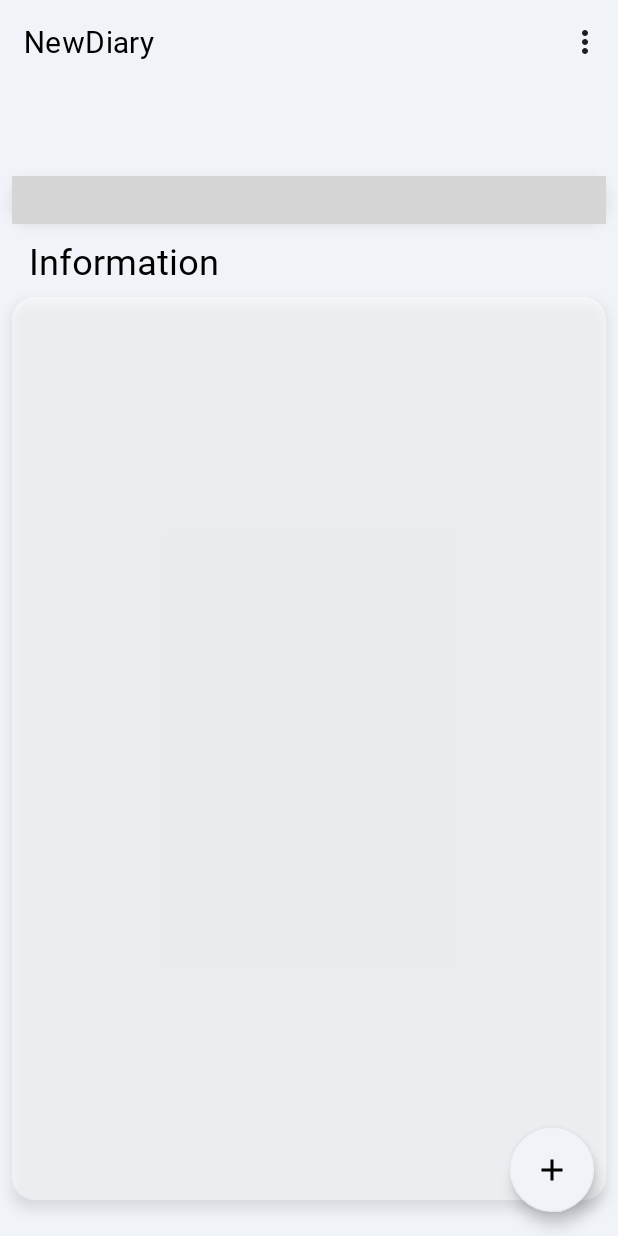
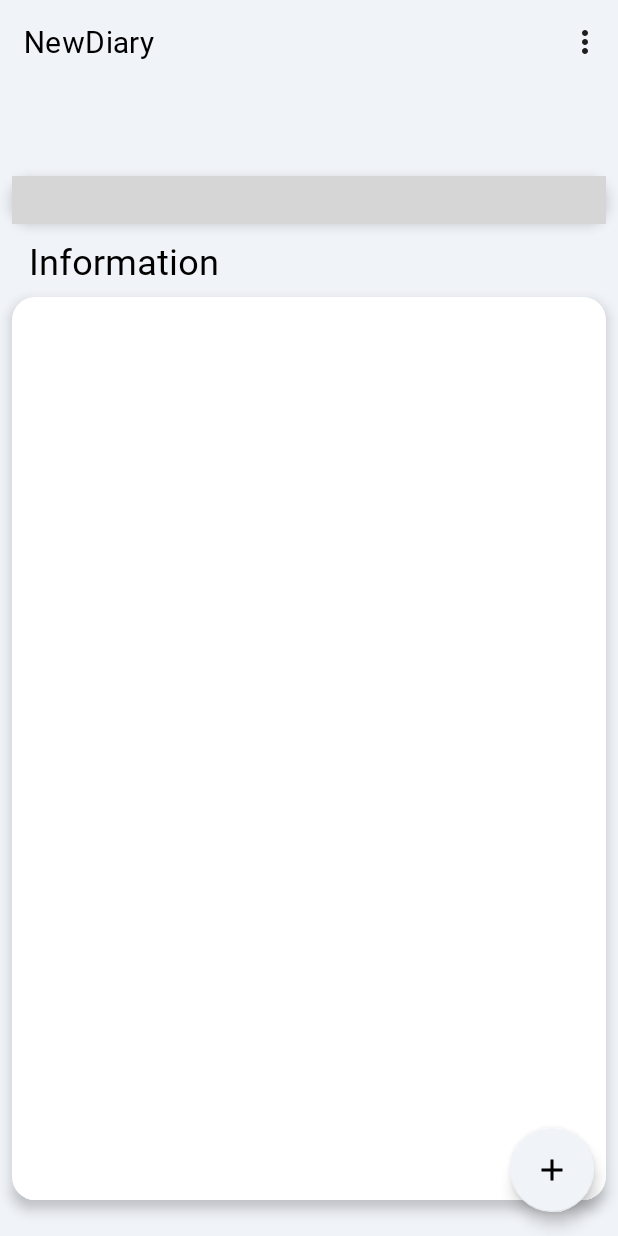
Before and after one commit to JMF999/Android-NewDiary, an Android app: the screen it shows after launch (MainActivity), on a phone screen of 412 x 824 dp. Run offline under Robolectric (Android 15) with nearby library versions, the phone set to English and light mode, and no system bars; libraries missing offline, so code that uses them is left out: com.haibin.calendarview; plain views replace CalendarView; 10 statements that could not run were skipped; grey boxes are pictures that could not be loaded.

Commit message:
1.main主界面xml根布局改为约束布局，为了实现动态背景但未实现。 2.添加了警告新背景，当本月记录数超过指定值时，显示警告背景。 3.在数据中添加了数据记录数警告阈值。 4.优化自适应背景和控件的透明度，更好看了。 6.标题栏添加警告图标。

```diff
--- a/app/src/main/AndroidManifest.xml
+++ b/app/src/main/AndroidManifest.xml
@@ -11,8 +11,8 @@
         android:dataExtractionRules="@xml/data_extraction_rules"
         android:fullBackupContent="@xml/backup_rules"
         android:icon="@drawable/calendar"
+        android:roundIcon="@drawable/calendar"
         android:label="@string/app_name"
-        android:roundIcon="@drawable/calendar"
         android:supportsRtl="true"
         android:theme="@style/Theme.NewDiary"
         tools:targetApi="31"
--- a/app/src/main/java/com/example/newdiary/DataRepository.kt
+++ b/app/src/main/java/com/example/newdiary/DataRepository.kt
@@ -19,6 +19,7 @@ import java.time.ZoneId
 // todo 1.改成单例模式 2.删除仓库类中所有Toast，现在所有Toast由仓库类完成，交给Activity处理
 class DataRepository(private val context: Context) {
     var calendarMap = mutableMapOf<String, Calendar>()
+    val warnNumbar = 4
 
     // 安卓11无法访问根目录，没权限
     // 外部储存路径  /storage/emulated/0/Diary
--- a/app/src/main/java/com/example/newdiary/MainActivity.kt
+++ b/app/src/main/java/com/example/newdiary/MainActivity.kt
@@ -3,6 +3,7 @@ package com.example.newdiary
 import android.annotation.SuppressLint
 import android.app.Activity
 import android.content.pm.PackageManager
+import android.content.res.Configuration
 import android.os.Bundle
 import android.util.Log
 import android.view.*
@@ -30,7 +31,7 @@ class MainActivity : AppCompatActivity() {
 
     override fun onCreate(savedInstanceState: Bundle?) {
         super.onCreate(savedInstanceState)
-        window.setDecorFitsSystemWindows(false) // 沉浸式状态栏相关
+        window.setDecorFitsSystemWindows(false) // 沉浸式状态栏相关。通知视窗，我们（应用）会处理任何系统视窗（而不是 decor）
         binding = ActivityMainBinding.inflate(layoutInflater)
         setContentView(binding.root)
 
@@ -46,15 +47,26 @@ class MainActivity : AppCompatActivity() {
         binding.calendarView.setSchemeDate(viewModel.liveDataMap.value)
         // 在数据变化时触发该回调函数,同时会初始化界面文本
         viewModel.liveDataMap.observe(this) {
+            // 更新当月总计次数
             nowMonthCount = viewModel.monthCount(
                 binding.calendarView.selectedCalendar.year,
                 binding.calendarView.selectedCalendar.month
             )
+
+            if (nowMonthCount > viewModel.warnNumber) {
+                viewModel.switchBackground.value = 5
+            }    // 判断是否更换背景
+            invalidateOptionsMenu()     // 刷新标题栏
+
+            // 更新界面文字信息
             upTextMap(it)
             upTextInformation()
             upTitleDate()
+
+            // 重新为日历view设置数据列表
             binding.calendarView.setSchemeDate(it)
-            binding.calendarView.update()
+            binding.calendarView.update()   // 更新日历显示
+
             Log.d(TAG, "onCreate: 数据变化！$it")
         }
 
@@ -71,6 +83,19 @@ class MainActivity : AppCompatActivity() {
                     AppCompatResources.getDrawable(this, R.drawable.background3)
                 4 -> binding.mainRoot.background =
                     AppCompatResources.getDrawable(this, R.drawable.background4)
+                5 -> binding.mainRoot.background =
+                    AppCompatResources.getDrawable(this, R.drawable.background_red)
+            }
+            if (it > 0) {
+                binding.calendarView.background =
+                    AppCompatResources.getDrawable(this, R.drawable.main_information_background_alp)
+                binding.scrollView2.background =
+                    AppCompatResources.getDrawable(this, R.drawable.main_information_background_alp)
+            } else {
+                binding.calendarView.background =
+                    AppCompatResources.getDrawable(this, R.drawable.main_information_background)
+                binding.scrollView2.background =
+                    AppCompatResources.getDrawable(this, R.drawable.main_information_background)
             }
         }
 
@@ -153,6 +178,55 @@ class MainActivity : AppCompatActivity() {
         }
     }
 
+    // 切换主题
+    private fun switchBackground() {
+        when (viewModel.switchBackground.value) {
+            0 -> viewModel.switchBackground.value = 1
+            1 -> viewModel.switchBackground.value = 2
+            2 -> viewModel.switchBackground.value = 3
+            3 -> viewModel.switchBackground.value = 4
+            4 -> viewModel.switchBackground.value = 0
+            5 -> viewModel.switchBackground.value = 0
+        }
+//        if (nowMonthCount < 5){
+//            when (viewModel.switchBackground.value) {
+//                0 -> viewModel.switchBackground.value = 1
+//                1 -> viewModel.switchBackground.value = 2
+//                2 -> viewModel.switchBackground.value = 3
+//                3 -> viewModel.switchBackground.value = 4
+//                4 -> viewModel.switchBackground.value = 0
+//                5 -> viewModel.switchBackground.value = 0
+//            }
+//        }else{
+//            MyToast.showToast(this,"禁止切换！",true)
+//            viewModel.switchBackground.value = 5
+//        }
+
+    }
+
+    /**
+     * 设置标题栏bar
+     */
+    override fun onCreateOptionsMenu(menu: Menu): Boolean {
+        menuInflater.inflate(R.menu.main_menu, menu)
+        updateMenuIcon()
+        Log.d(TAG, "onCreateOptionsMenu: 重新创建bar")
+        return super.onCreateOptionsMenu(menu)
+//        return true
+
+    }
+
+    // 在需要更新菜单图标的地方调用该方法
+    private fun updateMenuIcon() {
+        Log.d(TAG, "updateMenuIcon: 更改toolbar")
+        // 修改菜单项的图标
+        binding.materialToolbar.menu.findItem(R.id.main_menu_7).isVisible =
+            nowMonthCount > viewModel.warnNumber
+        // 更新菜单显示
+//        setSupportActionBar(binding.materialToolbar)
+//        invalidateOptionsMenu()
+    }
+
     /**
      * 右上角菜单栏监听
      */
@@ -183,28 +257,14 @@ class MainActivity : AppCompatActivity() {
                     viewModel.oldDataToNewData()
                 }.setNegativeButton("取消") { _, _ -> }.show()
             R.id.main_menu_5 -> switchBackground()
+            R.id.main_menu_7 -> AlertDialog.Builder(this@MainActivity)
+                .setTitle("警告！")
+                .setMessage("本月记录次数已经超过阈值！")
+                .setPositiveButton("确认") { _, _ -> }.show()
         }
         return super.onOptionsItemSelected(item)
     }
 
-    // 切换主题
-    private fun switchBackground() {
-        when (viewModel.switchBackground.value) {
-            0 -> viewModel.switchBackground.value = 1
-            1 -> viewModel.switchBackground.value = 2
-            2 -> viewModel.switchBackground.value = 3
-            3 -> viewModel.switchBackground.value = 4
-            4 -> viewModel.switchBackground.value = 0
-        }
-    }
-
-    /**
-     * 设置标题栏bar
-     */
-    override fun onCreateOptionsMenu(menu: Menu): Boolean {
-        menuInflater.inflate(R.menu.main_menu, menu)
-        return super.onCreateOptionsMenu(menu)
-    }
 
     /**
      * 更新标题文字
@@ -374,13 +434,23 @@ class MainActivity : AppCompatActivity() {
         super.onResume()
         val insetsController = window.insetsController
         if (insetsController != null) {
-            insetsController.setSystemBarsAppearance(
-                0,
-                WindowInsetsController.APPEARANCE_LIGHT_STATUS_BARS
-            )
+            // 系统为深色模式
+            if (isDarkModeEnabled()) {
+                insetsController.setSystemBarsAppearance(
+                    0,
+                    WindowInsetsController.APPEARANCE_LIGHT_STATUS_BARS
+                )
+            }
             insetsController.systemBarsBehavior =
                 WindowInsetsController.BEHAVIOR_SHOW_TRANSIENT_BARS_BY_SWIPE
         }
     }
 
+    /**
+     * 判断系统是否为深色模式
+     */
+    private fun isDarkModeEnabled(): Boolean {
+        val currentNightMode = resources.configuration.uiMode and Configuration.UI_MODE_NIGHT_MASK
+        return currentNightMode == Configuration.UI_MODE_NIGHT_YES
+    }
 }
--- a/app/src/main/java/com/example/newdiary/MyViewModel.kt
+++ b/app/src/main/java/com/example/newdiary/MyViewModel.kt
@@ -15,6 +15,8 @@ class MyViewModel(application: Application) : AndroidViewModel(application) {
      * 当前背景图像
      */
     var switchBackground = MutableLiveData(0)
+
+    val warnNumber = dataRepository.warnNumbar
 
     init {
         _liveDataMap.value = dataRepository.calendarMap
--- /dev/null
+++ b/app/src/main/res/drawable/ic_baseline_warning_amber_24.xml
@@ -0,0 +1,7 @@
+<vector android:height="24dp" android:tint="#FF0000"
+    android:viewportHeight="24" android:viewportWidth="24"
+    android:width="24dp" xmlns:android="http://schemas.android.com/apk/res/android">
+    <path android:fillColor="@android:color/white" android:pathData="M12,5.99L19.53,19H4.47L12,5.99M12,2L1,21h22L12,2L12,2z"/>
+    <path android:fillColor="@android:color/white" android:pathData="M13,16l-2,0l0,2l2,0z"/>
+    <path android:fillColor="@android:color/white" android:pathData="M13,10l-2,0l0,5l2,0z"/>
+</vector>
--- /dev/null
+++ b/app/src/main/res/drawable/main_information_background_alp.xml
@@ -0,0 +1,6 @@
+<?xml version="1.0" encoding="utf-8"?>
+<shape xmlns:android="http://schemas.android.com/apk/res/android"
+    android:shape="rectangle">
+    <corners android:radius="15dp" />
+    <solid android:color="@color/main_information_background_alp" />
+</shape>
--- a/app/src/main/res/layout/activity_main.xml
+++ b/app/src/main/res/layout/activity_main.xml
@@ -1,13 +1,13 @@
 <?xml version="1.0" encoding="utf-8"?>
-<LinearLayout xmlns:android="http://schemas.android.com/apk/res/android"
+<androidx.constraintlayout.widget.ConstraintLayout xmlns:android="http://schemas.android.com/apk/res/android"
     xmlns:app="http://schemas.android.com/apk/res-auto"
     xmlns:tools="http://schemas.android.com/tools"
+    android:id="@+id/main_root"
     android:layout_width="match_parent"
     android:layout_height="match_parent"
     android:background="@color/calendar_background"
-    android:orientation="vertical"
-    android:id="@+id/main_root"
-    android:fitsSystemWindows="true">
+    android:fitsSystemWindows="true"
+    android:orientation="vertical">
 
     <com.google.android.material.appbar.MaterialToolbar
         android:id="@+id/materialToolbar"
@@ -16,15 +16,23 @@
         android:background="@color/lucency"
         android:minHeight="?attr/actionBarSize"
         android:theme="?attr/actionBarTheme"
+        app:icon="@color/black"
+        app:layout_constraintEnd_toEndOf="parent"
+        app:layout_constraintStart_toStartOf="parent"
+        app:layout_constraintTop_toTopOf="parent"
+        app:menu="@menu/main_menu"
+        app:subtitleTextColor="@color/calendar_text"
         app:title="@string/app_name"
-        app:menu="@menu/main_menu"
-        app:titleTextColor="@color/calendar_text"
-        app:subtitleTextColor="@color/calendar_text"
-        app:icon="@color/black"/>
+        app:titleTextColor="@color/calendar_text" />
 
     <androidx.constraintlayout.widget.ConstraintLayout
+        android:id="@+id/constraintLayout"
         android:layout_width="match_parent"
-        android:layout_height="match_parent">
+        android:layout_height="0dp"
+        app:layout_constraintBottom_toBottomOf="parent"
+        app:layout_constraintEnd_toEndOf="parent"
+        app:layout_constraintStart_toStartOf="parent"
+        app:layout_constraintTop_toBottomOf="@+id/materialToolbar">
 
         <androidx.constraintlayout.widget.Guideline
             android:id="@+id/guideline3"
@@ -37,7 +45,6 @@
             android:id="@+id/main_tv1"
             android:layout_width="wrap_content"
             android:layout_height="wrap_content"
-            tools:text="1月"
             android:textColor="@color/calendar_text"
             android:textSize="34sp"
             app:layout_constraintBottom_toTopOf="@+id/guideline3"
@@ -45,7 +52,8 @@
             app:layout_constraintHorizontal_bias="0.05"
             app:layout_constraintStart_toStartOf="parent"
             app:layout_constraintTop_toTopOf="parent"
-            app:layout_constraintVertical_bias="0.44" />
+            app:layout_constraintVertical_bias="0.44"
+            tools:text="1月" />
 
         <LinearLayout
             android:id="@+id/linearLayout2"
@@ -62,15 +70,15 @@
                 android:layout_width="wrap_content"
                 android:layout_height="wrap_content"
                 android:layout_marginBottom="5dp"
-                tools:text="初一"
-                android:textColor="@color/calendar_text" />
+                android:textColor="@color/calendar_text"
+                tools:text="初一" />
 
             <TextView
                 android:id="@+id/main_tv3"
                 android:layout_width="wrap_content"
                 android:layout_height="wrap_content"
-                tools:text="2023"
-                android:textColor="@color/calendar_text" />
+                android:textColor="@color/calendar_text"
+                tools:text="2023" />
         </LinearLayout>
 
         <com.google.android.material.floatingactionbutton.FloatingActionButton
@@ -79,15 +87,15 @@
             android:layout_height="wrap_content"
             android:layout_marginEnd="16dp"
             android:layout_marginBottom="16dp"
+            android:backgroundTint="@color/main_floatingActionButton"
             android:clickable="true"
+            android:contentDescription="@string/main_floatButton_contentDescription"
             android:elevation="10dp"
-            android:backgroundTint="@color/main_floatingActionButton"
             app:backgroundTint="@color/main_floatingActionButton"
             app:layout_constraintBottom_toBottomOf="parent"
             app:layout_constraintEnd_toEndOf="parent"
             app:srcCompat="@drawable/ic_baseline_add_24"
-            tools:ignore="SpeakableTextPresentCheck"
-            android:contentDescription="@string/main_floatButton_contentDescription" />
+            tools:ignore="SpeakableTextPresentCheck" />
 
         <com.haibin.calendarview.CalendarView
             android:id="@+id/calendarView"
@@ -95,9 +103,9 @@
             android:layout_height="wrap_content"
             android:layout_marginLeft="8dp"
             android:layout_marginRight="8dp"
+            android:background="@drawable/main_information_background"
+            android:elevation="5dp"
             android:padding="5dp"
-            android:elevation="5dp"
-            android:background="@drawable/main_information_background"
             app:calendar_height="50dp"
             app:current_day_lunar_text_color="@color/red"
             app:current_day_text_color="@color/red"
@@ -165,22 +173,22 @@
                     android:id="@+id/main_map_count"
                     android:layout_width="match_parent"
                     android:layout_height="wrap_content"
-                    tools:text="TextView"
-                    android:textColor="@color/calendar_text"/>
+                    android:textColor="@color/calendar_text"
+                    tools:text="TextView" />
 
                 <TextView
                     android:id="@+id/main_calendar_content"
                     android:layout_width="match_parent"
                     android:layout_height="wrap_content"
-                    tools:text="TextView"
-                    android:textColor="@color/calendar_text"/>
+                    android:textColor="@color/calendar_text"
+                    tools:text="TextView" />
 
                 <TextView
                     android:id="@+id/main_map_all_text"
                     android:layout_width="match_parent"
                     android:layout_height="wrap_content"
-                    tools:text="TextView"
-                    android:textColor="@color/calendar_text"/>
+                    android:textColor="@color/calendar_text"
+                    tools:text="TextView" />
 
             </LinearLayout>
 
@@ -203,5 +211,4 @@
     </androidx.constraintlayout.widget.ConstraintLayout>
 
 
-
-</LinearLayout>
+</androidx.constraintlayout.widget.ConstraintLayout>
--- a/app/src/main/res/menu/main_menu.xml
+++ b/app/src/main/res/menu/main_menu.xml
@@ -1,5 +1,6 @@
 <?xml version="1.0" encoding="utf-8"?>
-<menu xmlns:android="http://schemas.android.com/apk/res/android">
+<menu xmlns:android="http://schemas.android.com/apk/res/android"
+    xmlns:app="http://schemas.android.com/apk/res-auto">
     <item
         android:id="@+id/main_menu_1"
         android:title="@string/main_menu_importData" />
@@ -19,4 +20,10 @@
         android:id="@+id/main_menu_6"
         android:title="@string/main_menu_set" />
 
+    <item
+        android:id="@+id/main_menu_7"
+        android:icon="@drawable/warn"
+        android:visible="false"
+        app:showAsAction="always" />
+
 </menu>
--- a/app/src/main/res/values-night/colors-night.xml
+++ b/app/src/main/res/values-night/colors-night.xml
@@ -19,7 +19,8 @@
     <color name="calendar_today_text">#FFFFFF</color>
     <color name="calendar_scheme_text">#FF0000</color>
 
-    <color name="main_information_background">#80535353</color>
+    <color name="main_information_background">#535353</color>
+    <color name="main_information_background_alp">#4D535353</color>
 
     <color name="main_floatingActionButton">#3A3A3A</color>
 </resources>
--- a/app/src/main/res/values/colors.xml
+++ b/app/src/main/res/values/colors.xml
@@ -19,7 +19,8 @@
     <color name="calendar_today_text">#000000</color>
     <color name="calendar_scheme_text">#FF0000</color>
 
-    <color name="main_information_background">#80FFFFFF</color>
+    <color name="main_information_background">#FFFFFF</color>
+    <color name="main_information_background_alp">#4DFFFFFF</color>
 
     <color name="main_floatingActionButton">#F0F3F8</color>
 
--- a/app/src/main/res/values/themes.xml
+++ b/app/src/main/res/values/themes.xml
@@ -19,6 +19,5 @@
 <!--        禁用系统阴影-->
 <!--        <item name="android:outlineAmbientShadowColor">@android:color/transparent</item>-->
 <!--        <item name="android:outlineSpotShadowColor">@android:color/transparent</item>-->
-
     </style>
 </resources>
```
Also changed, not shown: app/src/main/res/drawable/background_red.png (added), app/src/main/res/drawable/background_red1.png (added), app/src/main/res/drawable/warn.png (added).
